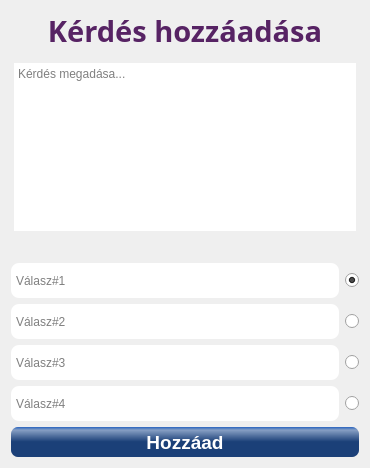
Above: qtserver/kerdesHozzaadasa.ui from p-anna9603/fancy_nev before the change. Below: the same form after it.
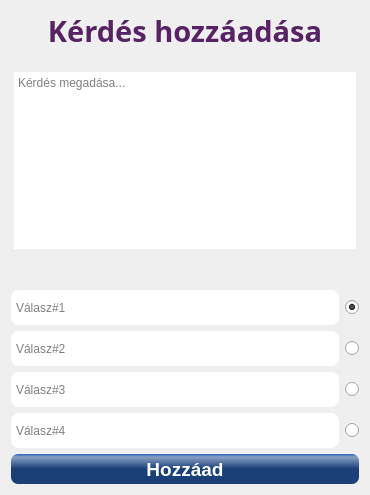
That is the form after the change. Icons and pictures are not drawn.

Patch:
```diff
--- a/qtserver/kerdesHozzaadasa.ui
+++ b/qtserver/kerdesHozzaadasa.ui
@@ -7,7 +7,7 @@
     <x>0</x>
     <y>0</y>
     <width>366</width>
-    <height>468</height>
+    <height>495</height>
    </rect>
   </property>
   <property name="windowTitle">
```
